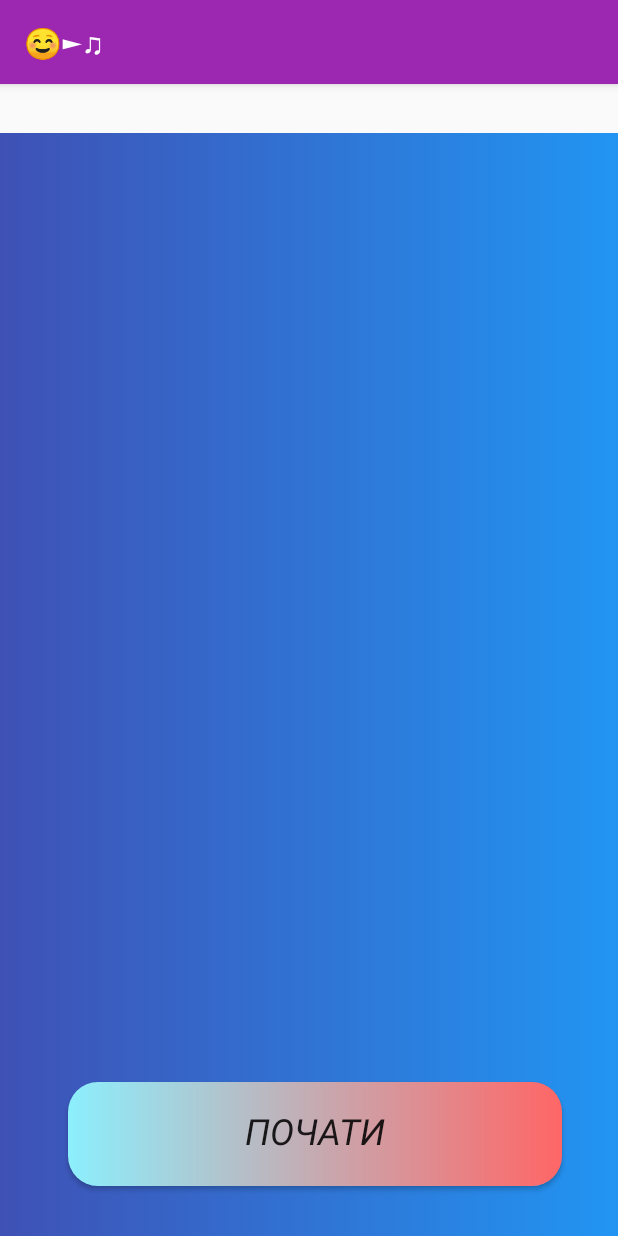
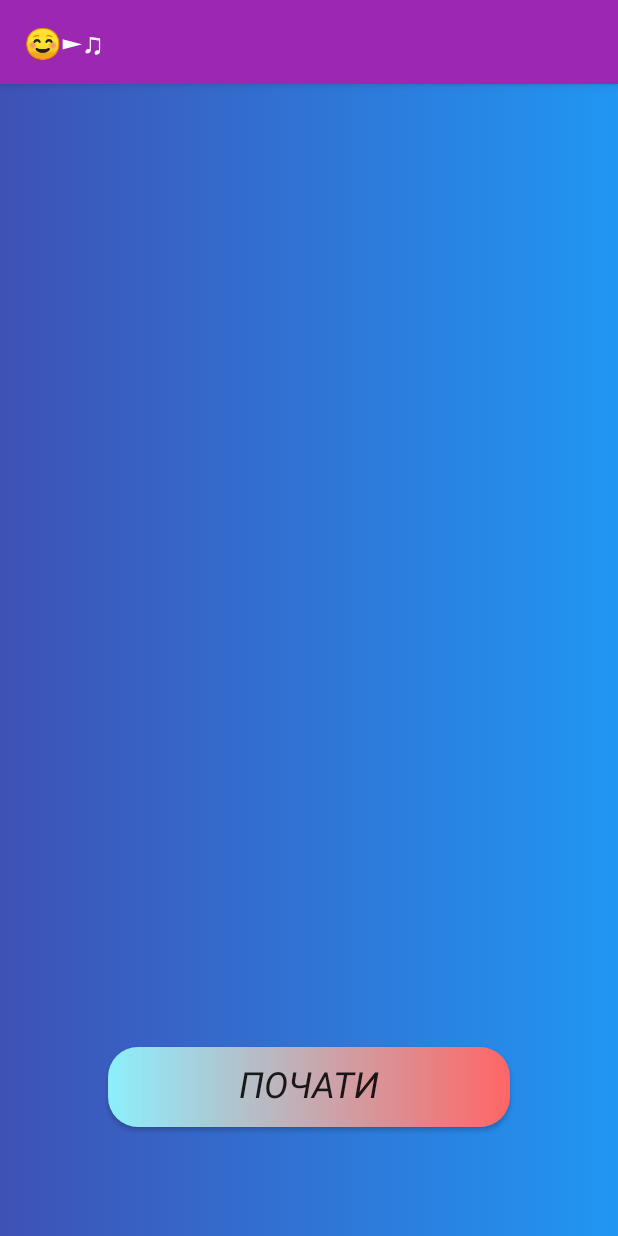
Before and after one commit to Kollkaa/MyApplication, an Android app: the GameActivity screen opened directly, with no data from a screen before it, on a phone screen of 412 x 824 dp. Run offline under Robolectric (Android 15) with nearby library versions, the phone set to English and light mode, and no system bars.

Commit message:
contunie editor

```diff
--- a/app/build.gradle
+++ b/app/build.gradle
@@ -27,4 +27,5 @@ dependencies {
     testImplementation 'junit:junit:4.12'
     androidTestImplementation 'com.android.support.test:runner:1.0.2'
     androidTestImplementation 'com.android.support.test.espresso:espresso-core:3.0.2'
+    implementation 'pl.droidsonroids.gif:android-gif-drawable:1.1.17'
 }
--- a/app/src/main/AndroidManifest.xml
+++ b/app/src/main/AndroidManifest.xml
@@ -1,9 +1,7 @@
 <?xml version="1.0" encoding="utf-8"?>
 <manifest xmlns:android="http://schemas.android.com/apk/res/android"
-    package="com.example.myapplication"
-    android:versionName="1.0"
-    android:revisionCode="1">
-    <uses-sdk android:minSdkVersion="21" android:targetSdkVersion="28" />
+    package="com.example.myapplication">
+
 
     <application
         android:allowBackup="true"
--- a/app/src/main/java/com/example/myapplication/MainActivity.java
+++ b/app/src/main/java/com/example/myapplication/MainActivity.java
@@ -16,6 +16,8 @@ Intent intent;
         super.onCreate(savedInstanceState);
 
         setContentView(R.layout.activity_main);
+
+
 
 
     }
--- a/app/src/main/java/com/example/myapplication/Rocket.java
+++ b/app/src/main/java/com/example/myapplication/Rocket.java
@@ -10,7 +10,7 @@ import ADD.MyEventListner;
 import ADD.isColision;
 
 public class Rocket extends SpaceBody{
-  private int radius = 12; // радиус
+  private int radius = 2; // радиус
   private float minSpeed = (float) 0.1; // минимальная скорость
   private float maxSpeed = (float) 0.6; // максимальная скорость
   private List<MyEventListner> myEventListners =new LinkedList<>();
--- a/app/src/main/res/layout/game_first_exr.xml
+++ b/app/src/main/res/layout/game_first_exr.xml
@@ -94,7 +94,7 @@
                         app:layout_constraintVertical_bias="0.14" />
 
                     <TextView
-                        android:id="@+id/text_scores"
+                        android:id="@+id/text_score"
                         android:layout_width="wrap_content"
                         android:layout_height="wrap_content"
                         android:layout_marginStart="8dp"
--- a/app/src/main/res/layout/game_start.xml
+++ b/app/src/main/res/layout/game_start.xml
@@ -6,23 +6,47 @@
     xmlns:app="http://schemas.android.com/apk/res-auto" xmlns:android="http://schemas.android.com/apk/res/android">
 
 
-    -<RelativeLayout android:layout_height="735dp"
-    android:layout_width="419dp"
-    app:layout_constraintVertical_bias="1.0"
-    app:layout_constraintTop_toTopOf="parent"
+    -
+
+        <RelativeLayout
+            android:id="@+id/relative_lay_game"
+            android:layout_width="0dp"
+            android:layout_height="0dp"
+            android:background="@drawable/animation_background"
+            android:visibility="visible"
+            app:layout_constraintBottom_toBottomOf="parent"
+            app:layout_constraintEnd_toEndOf="parent"
             app:layout_constraintHorizontal_bias="0.0"
             app:layout_constraintStart_toStartOf="parent"
-    app:layout_constraintEnd_toEndOf="parent"
-    app:layout_constraintBottom_toBottomOf="parent"
-    android:visibility="visible"
-    android:background="@drawable/animation_background"
-    android:id="@+id/relative_lay_game">
+            app:layout_constraintTop_toTopOf="parent"
+            app:layout_constraintVertical_bias="1.0">
 
 
-    -<android.support.constraint.ConstraintLayout android:layout_height="733dp" android:layout_width="match_parent">
+            -
 
-    <Button android:text="Почати" android:layout_height="69dp" android:layout_width="329dp" app:layout_constraintVertical_bias="0.964" app:layout_constraintTop_toTopOf="parent" app:layout_constraintStart_toStartOf="parent" app:layout_constraintEnd_toEndOf="parent" app:layout_constraintBottom_toBottomOf="parent" android:background="@drawable/splash_btn_grad" android:id="@+id/start_game" android:textStyle="italic" android:textSize="24sp" android:onClick="onClick" android:fontFamily="cursive" android:layout_marginBottom="8dp" android:layout_marginEnd="56dp" android:layout_marginTop="8dp" android:layout_marginStart="56dp"/>
+            <android.support.constraint.ConstraintLayout
+                android:layout_width="match_parent"
+                android:layout_height="match_parent">
 
+                <Button
+                    android:id="@+id/start_game"
+                    android:layout_width="268dp"
+                    android:layout_height="53dp"
+                    android:layout_marginStart="8dp"
+                    android:layout_marginTop="8dp"
+                    android:layout_marginEnd="8dp"
+                    android:layout_marginBottom="8dp"
+                    android:background="@drawable/splash_btn_grad"
+                    android:fontFamily="cursive"
+                    android:onClick="onClick"
+                    android:text="Почати"
+                    android:textSize="24sp"
+                    android:textStyle="italic"
+                    app:layout_constraintBottom_toBottomOf="parent"
+                    app:layout_constraintEnd_toEndOf="parent"
+                    app:layout_constraintStart_toStartOf="parent"
+                    app:layout_constraintTop_toTopOf="parent"
+                    app:layout_constraintVertical_bias="0.907" />
             </android.support.constraint.ConstraintLayout>
 
         </RelativeLayout>
--- a/build.gradle
+++ b/build.gradle
@@ -4,10 +4,11 @@ buildscript {
     repositories {
         google()
         jcenter()
+        mavenCentral()
 
     }
     dependencies {
-        classpath 'com.android.tools.build:gradle:3.3.1'
+        classpath 'com.android.tools.build:gradle:3.3.2'
 
         // NOTE: Do not place your application dependencies here; they belong
         // in the individual module build.gradle files
@@ -18,7 +19,7 @@ allprojects {
     repositories {
         google()
         jcenter()
-
+        mavenCentral()
     }
 }
 
```
Also changed, not shown: app/src/main/java/com/example/myapplication/GameFirstExrActivity.java (+13 -13 lines), app/src/main/res/layout/activity_main.xml (+10 -10 lines), app/src/main/java/com/example/myapplication/ScoresActivity.java (indentation only), settings.gradle (line endings or trailing spaces). Lines whose indentation alone changed are shown as unchanged.
